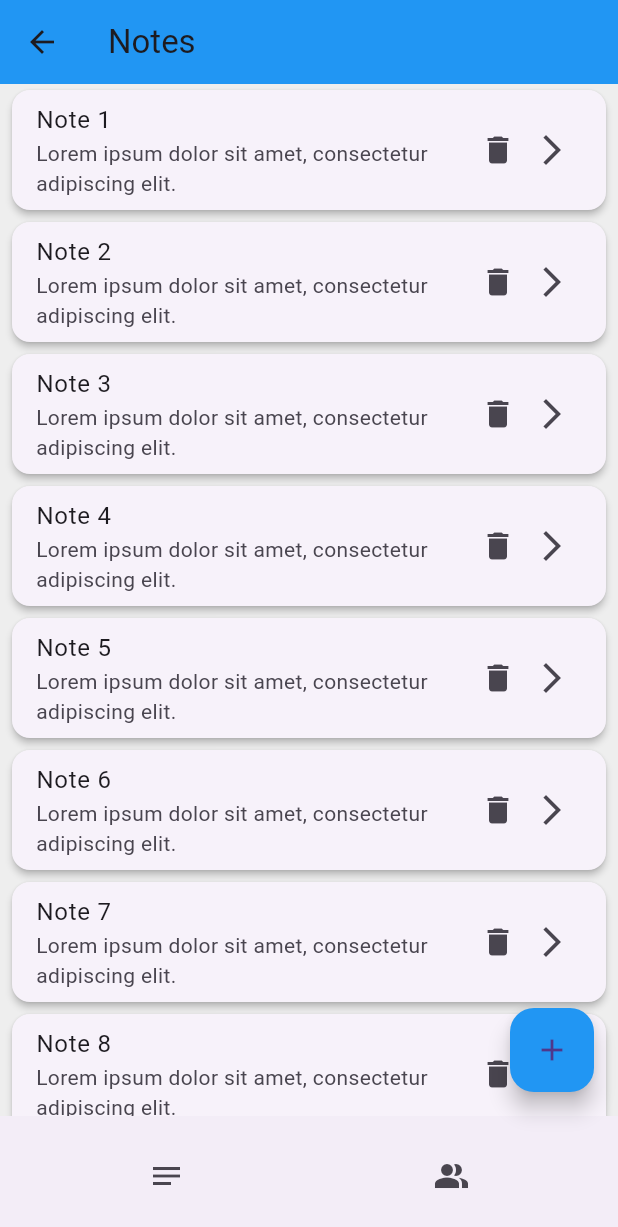
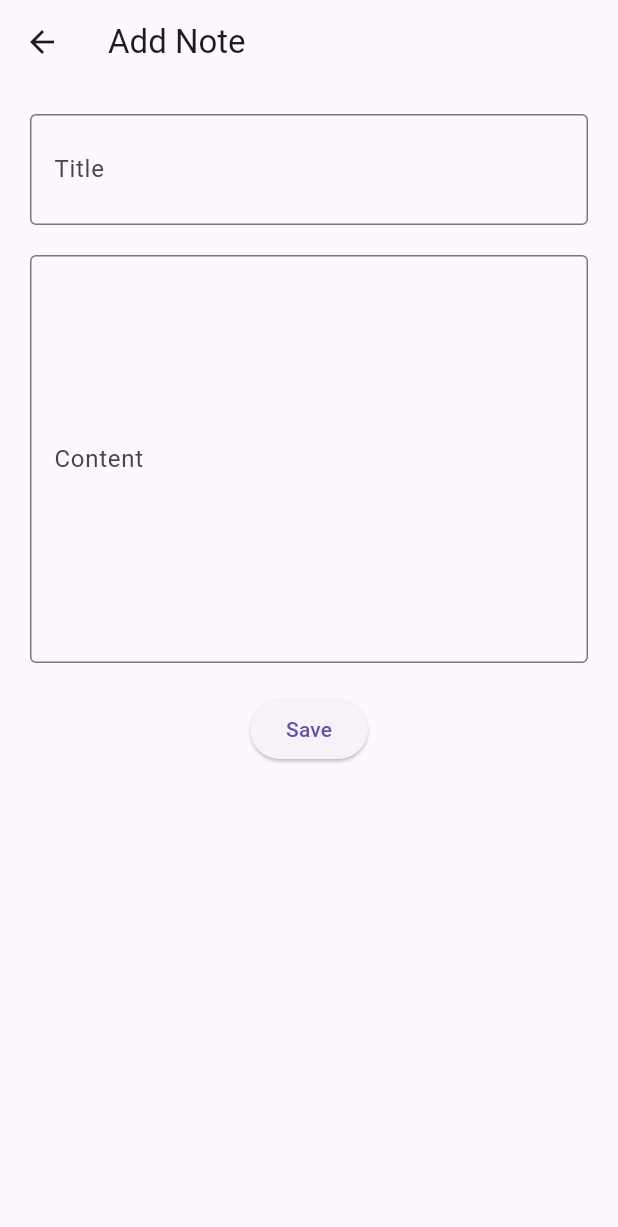
Before and after one commit to Donelongo/flutter-2024-proj, a Flutter app: the NotesPage screen opened by its route, after a tap on the "add" icon, on a phone screen of 412 x 824 dp. Shown: the top 1227 px of the screen. Run offline on Flutter 3.47's test engine with Material 3 defaults, Android fonts, the phone set to English and light mode, and no system bars.

Commit message:
addnotes page half done

```diff
--- /dev/null
+++ b/lib/screens/addnotes.dart
@@ -0,0 +1,54 @@
+import 'package:flutter/material.dart';
+
+class AddNote extends StatefulWidget {
+  const AddNote({super.key});
+
+  @override
+  State<AddNote> createState() => _AddNoteState();
+}
+
+class _AddNoteState extends State<AddNote> {
+  @override
+  Widget build(BuildContext context) {
+    return Scaffold(
+      appBar: AppBar(
+        title: const Text('Add Note'),
+      ),
+
+
+      body: Padding(
+        padding: const EdgeInsets.all(20),
+        child: Column(
+          children: [
+            TextFormField(
+              style: const TextStyle(
+                fontSize: 28
+                ),
+              decoration: const InputDecoration(
+                labelText: 'Title',
+                border: OutlineInputBorder(),
+              ),
+            ),
+
+
+            const SizedBox(height: 20),
+            TextFormField(
+              decoration: const InputDecoration(
+                labelText: 'Content',
+                border: OutlineInputBorder(),
+              ),
+              maxLines: 10,
+            ),
+            const SizedBox(height: 20),
+            ElevatedButton(
+              onPressed: () {
+                // Handle save button press
+              },
+              child: const Text('Save'),
+            ),
+          ],
+        ),
+      ),
+    );
+  }
+}
--- a/lib/screens/home.dart
+++ b/lib/screens/home.dart
@@ -12,7 +12,7 @@ class HomePage extends StatelessWidget {
       body: Container(
         decoration: const BoxDecoration(
           image: DecorationImage(
-            image: AssetImage('assets/images/e.jpeg'), // Replace with your image path
+            image: AssetImage('assets/images/e.jpeg'),
             fit: BoxFit.cover,
           ),
         ),
--- a/lib/screens/notes.dart
+++ b/lib/screens/notes.dart
@@ -1,5 +1,6 @@
 import 'package:flutter/material.dart';
 import './others.dart';
+import './addnotes.dart';
 
 class NotesPage extends StatelessWidget {
   const NotesPage({super.key});
@@ -34,7 +35,10 @@ class NotesPage extends StatelessWidget {
 
       floatingActionButton: FloatingActionButton(
         onPressed: () {
-          // Handle floating action button press
+          Navigator.push(
+            context,
+            MaterialPageRoute(builder: (context) =>const AddNote()),
+          );
         },
         backgroundColor: Colors.blue,
         child: const Icon(Icons.add),
```
